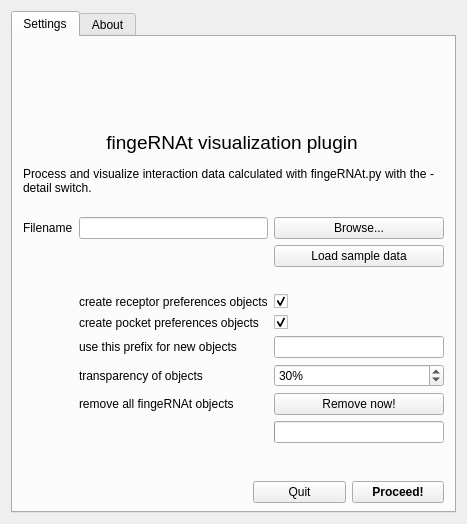
This is fingerwidget.ui in filipsPL/fingernat-pymol-plugin as Qt 5 draws it before an edit. The edited form follows.
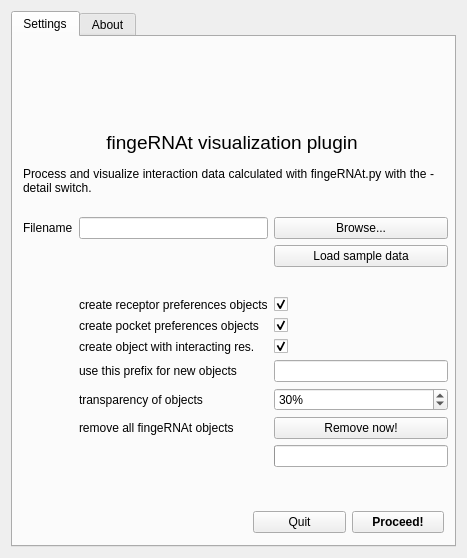
This is the edited form. Icons and pictures are not drawn.

Commit message: optional searching for neighbours - template for the soultion

```diff
--- a/fingerwidget.ui
+++ b/fingerwidget.ui
@@ -7,7 +7,7 @@
     <x>0</x>
     <y>0</y>
     <width>467</width>
-    <height>524</height>
+    <height>558</height>
    </rect>
   </property>
   <property name="windowTitle">
@@ -76,8 +76,8 @@
         <rect>
          <x>10</x>
          <y>180</y>
-         <width>421</width>
-         <height>248</height>
+         <width>425</width>
+         <height>275</height>
         </rect>
        </property>
        <layout class="QGridLayout" name="gridLayout">
@@ -142,7 +142,7 @@
           </property>
          </widget>
         </item>
-        <item row="7" column="2">
+        <item row="8" column="2">
          <widget class="QPushButton" name="button_remove">
           <property name="font">
            <font>
@@ -164,7 +164,7 @@
           </property>
          </widget>
         </item>
-        <item row="6" column="1">
+        <item row="7" column="1">
          <widget class="QLabel" name="label_9">
           <property name="text">
            <string>transparency of objects</string>
@@ -174,6 +174,19 @@
           </property>
          </widget>
         </item>
+        <item row="11" column="1">
+         <spacer name="verticalSpacer">
+          <property name="orientation">
+           <enum>Qt::Vertical</enum>
+          </property>
+          <property name="sizeHint" stdset="0">
+           <size>
+            <width>20</width>
+            <height>40</height>
+           </size>
+          </property>
+         </spacer>
+        </item>
         <item row="3" column="1">
          <widget class="QLabel" name="label_7">
           <property name="text">
@@ -187,7 +200,7 @@
           </property>
          </widget>
         </item>
-        <item row="8" column="1">
+        <item row="10" column="1">
          <widget class="QLabel" name="label_15">
           <property name="text">
            <string/>
@@ -197,7 +210,7 @@
           </property>
          </widget>
         </item>
-        <item row="8" column="2">
+        <item row="10" column="2">
          <widget class="QProgressBar" name="progressBar">
           <property name="value">
            <number>0</number>
@@ -220,7 +233,7 @@
           </property>
          </widget>
         </item>
-        <item row="5" column="2">
+        <item row="6" column="2">
          <widget class="QLineEdit" name="newObjectsPrefix">
           <property name="toolTip">
            <string extracomment="All new objects will have this prefix in their names"/>
@@ -246,7 +259,7 @@
           </property>
          </spacer>
         </item>
-        <item row="7" column="1">
+        <item row="8" column="1">
          <widget class="QLabel" name="label_13">
           <property name="text">
            <string>remove all fingeRNAt objects</string>
@@ -256,7 +269,7 @@
           </property>
          </widget>
         </item>
-        <item row="6" column="2">
+        <item row="7" column="2">
          <widget class="QSpinBox" name="spinBox_transparency">
           <property name="accelerated">
            <bool>true</bool>
@@ -269,7 +282,7 @@
           </property>
          </widget>
         </item>
-        <item row="5" column="1">
+        <item row="6" column="1">
          <widget class="QLabel" name="label_14">
           <property name="text">
            <string>use this prefix for new objects</string>
@@ -279,18 +292,34 @@
           </property>
          </widget>
         </item>
-        <item row="9" column="1">
-         <spacer name="verticalSpacer">
-          <property name="orientation">
-           <enum>Qt::Vertical</enum>
+        <item row="5" column="2">
+         <widget class="QCheckBox" name="checkBox_neighbours">
+          <property name="enabled">
+           <bool>true</bool>
           </property>
-          <property name="sizeHint" stdset="0">
-           <size>
-            <width>20</width>
-            <height>40</height>
-           </size>
+          <property name="toolTip">
+           <string extracomment="create an object with interacting residues"/>
           </property>
-         </spacer>
+          <property name="text">
+           <string/>
+          </property>
+          <property name="checked">
+           <bool>true</bool>
+          </property>
+         </widget>
+        </item>
+        <item row="5" column="1">
+         <widget class="QLabel" name="label_10">
+          <property name="toolTip">
+           <string extracomment="create an object with interacting residues"/>
+          </property>
+          <property name="text">
+           <string>create object with interacting res.</string>
+          </property>
+          <property name="margin">
+           <number>2</number>
+          </property>
+         </widget>
         </item>
        </layout>
       </widget>
@@ -298,7 +327,7 @@
        <property name="geometry">
         <rect>
          <x>240</x>
-         <y>440</y>
+         <y>470</y>
          <width>191</width>
          <height>31</height>
         </rect>
```
The commit also changes 1 other file.
